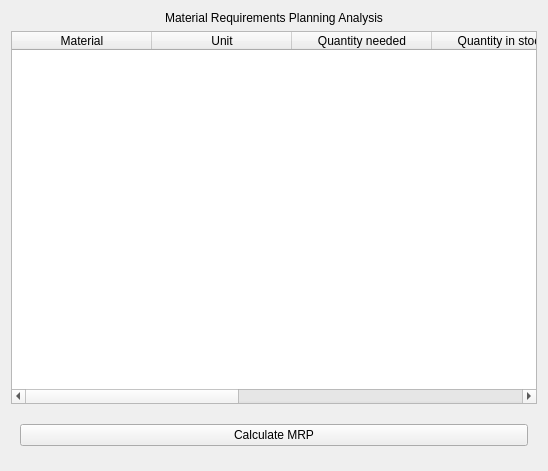
First picture: the form in ui/MRPView.ui, repository MagdaOleksandrTeam/ProductionPlanner, before the edit.
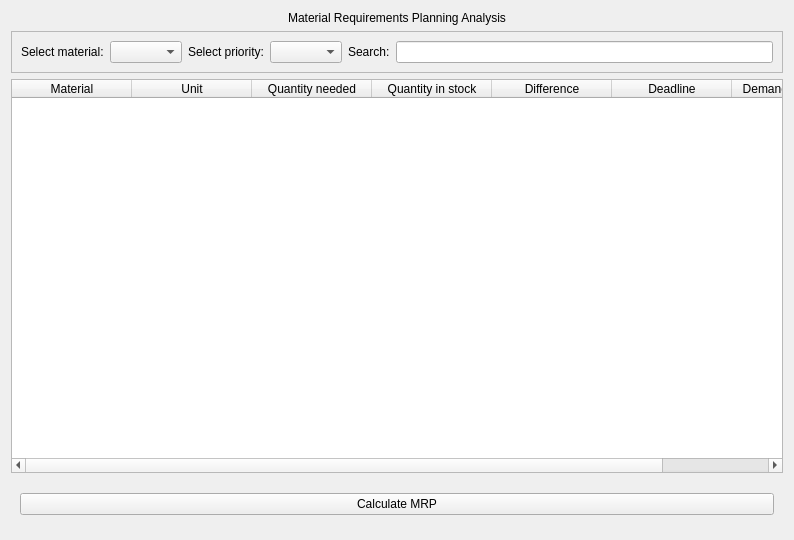
Second picture: the form after the edit.

Commit message: added priority hint to order dialogs

Diff of the .ui file:
```diff
--- a/ui/MRPView.ui
+++ b/ui/MRPView.ui
@@ -6,8 +6,8 @@
    <rect>
     <x>0</x>
     <y>0</y>
-    <width>548</width>
-    <height>471</height>
+    <width>794</width>
+    <height>540</height>
    </rect>
   </property>
   <property name="windowTitle">
@@ -33,6 +33,48 @@
      </property>
     </widget>
    </item>
+   <item>
+    <widget class="QFrame" name="frame_filters">
+     <property name="frameShape">
+      <enum>QFrame::Shape::StyledPanel</enum>
+     </property>
+     <property name="frameShadow">
+      <enum>QFrame::Shadow::Raised</enum>
+     </property>
+     <layout class="QHBoxLayout" name="horizontalLayout_2">
+      <item>
+       <widget class="QLabel" name="lbl_info">
+        <property name="text">
+         <string>Select material:</string>
+        </property>
+       </widget>
+      </item>
+      <item>
+       <widget class="QComboBox" name="cb_material"/>
+      </item>
+      <item>
+       <widget class="QLabel" name="lblSearch">
+        <property name="text">
+         <string>Select priority:</string>
+        </property>
+       </widget>
+      </item>
+      <item>
+       <widget class="QComboBox" name="cb_priority"/>
+      </item>
+      <item>
+       <widget class="QLabel" name="lblInfo">
+        <property name="text">
+         <string>Search:</string>
+        </property>
+       </widget>
+      </item>
+      <item>
+       <widget class="QLineEdit" name="leOrder"/>
+      </item>
+     </layout>
+    </widget>
+   </item>
    <item>
     <widget class="QTableWidget" name="tableMRP">
      <property name="editTriggers">
@@ -42,7 +84,7 @@
       <enum>QAbstractItemView::SelectionBehavior::SelectRows</enum>
      </property>
      <attribute name="horizontalHeaderDefaultSectionSize">
-      <number>140</number>
+      <number>120</number>
      </attribute>
      <attribute name="horizontalHeaderStretchLastSection">
       <bool>true</bool>
```
The commit also changes 2 other files.
